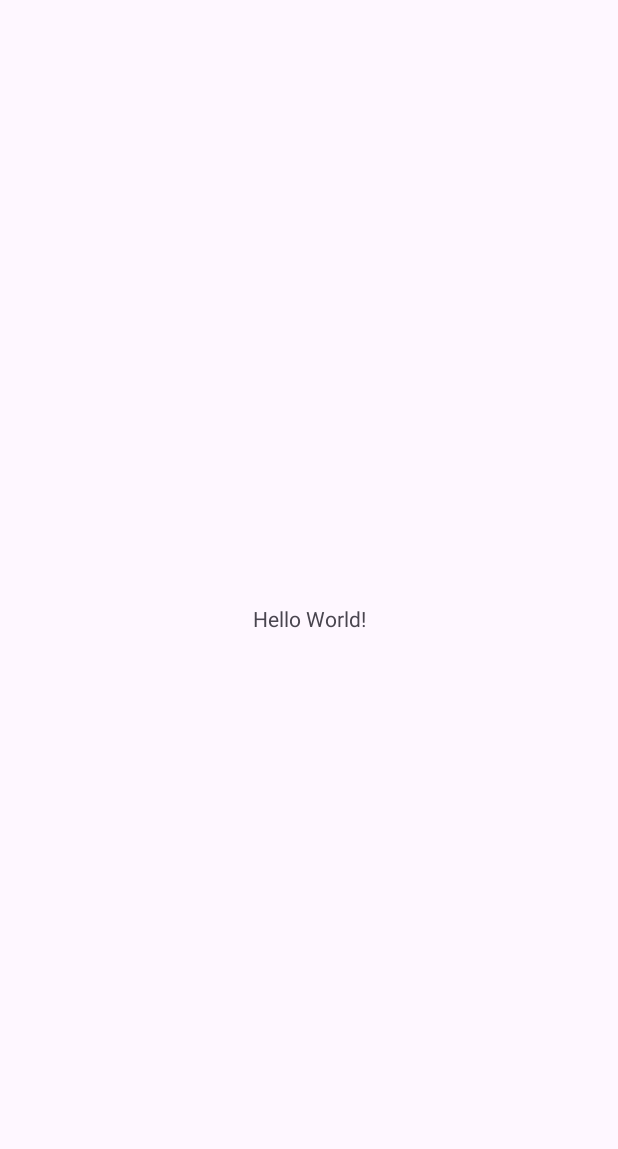
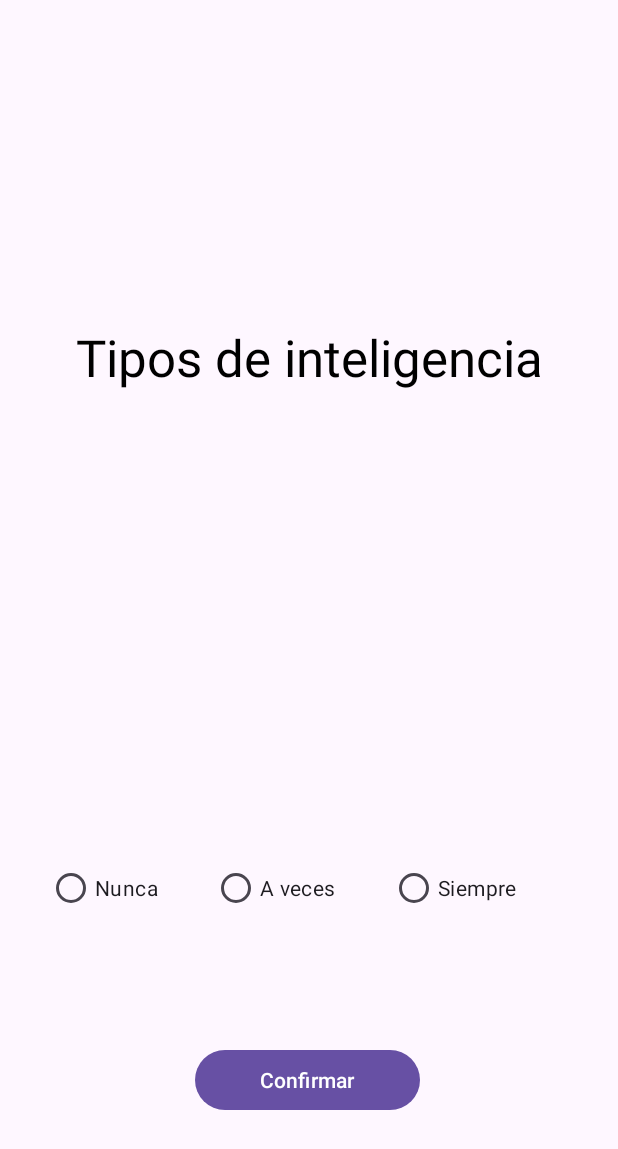
Before and after one commit to buraiang99/Test_Inteligencia, an Android app: the screen it shows after launch (MainActivity), on a phone screen of 412 x 824 dp. Before the commit the part shown is almost empty. Shown: the top 1149 px of the screen. Run offline under Robolectric (Android 15) with nearby library versions, the phone set to English and light mode, and no system bars.

Commit message:
Creacion del acitivity de preguntas

```diff
--- a/app/build.gradle
+++ b/app/build.gradle
@@ -30,6 +30,10 @@ android {
     kotlinOptions {
         jvmTarget = '1.8'
     }
+
+    viewBinding {
+        enabled = true
+    }
 }
 
 dependencies {
--- a/app/src/main/AndroidManifest.xml
+++ b/app/src/main/AndroidManifest.xml
@@ -13,6 +13,9 @@
         android:theme="@style/Theme.TestDeInteligencia"
         tools:targetApi="31">
         <activity
+            android:name=".Question"
+            android:exported="false" />
+        <activity
             android:name=".MainActivity"
             android:exported="true">
             <intent-filter>
--- /dev/null
+++ b/app/src/main/java/com/ucr/testdeinteligencia/Intelligence.kt
@@ -0,0 +1,13 @@
+package com.ucr.testdeinteligencia
+
+class Intelligence(name: String, question1: String, question2: String, question3: String) {
+
+    private val resultQ1 = 0
+    private val resultQ2 = 0
+    private val resultQ3 = 0
+
+    fun totalPoint(): Int {
+        return resultQ1 + resultQ2 + resultQ3
+    }
+
+}
--- a/app/src/main/java/com/ucr/testdeinteligencia/MainActivity.kt
+++ b/app/src/main/java/com/ucr/testdeinteligencia/MainActivity.kt
@@ -6,6 +6,6 @@ import android.os.Bundle
 class MainActivity : AppCompatActivity() {
     override fun onCreate(savedInstanceState: Bundle?) {
         super.onCreate(savedInstanceState)
-        setContentView(R.layout.activity_main)
+        setContentView(R.layout.activity_question)
     }
 }
--- /dev/null
+++ b/app/src/main/java/com/ucr/testdeinteligencia/Question.kt
@@ -0,0 +1,28 @@
+package com.ucr.testdeinteligencia
+
+import androidx.appcompat.app.AppCompatActivity
+import android.os.Bundle
+import android.util.Log
+import android.widget.Toast
+import com.ucr.testdeinteligencia.databinding.ActivityQuestionBinding
+import kotlin.math.log
+
+class Question : AppCompatActivity() {
+    override fun onCreate(savedInstanceState: Bundle?) {
+        super.onCreate(savedInstanceState)
+        val binding = ActivityQuestionBinding.inflate(layoutInflater)
+        setContentView(binding.root)
+
+
+        binding.buttonConfirm.setOnClickListener {
+            val message = "Click"
+            Toast.makeText(this, message, Toast.LENGTH_LONG).show()
+        }
+
+    }
+
+    override fun onDestroy() {
+        super.onDestroy()
+        Log.d("Question", "onDestroy")
+    }
+}
--- /dev/null
+++ b/app/src/main/res/layout/activity_question.xml
@@ -0,0 +1,78 @@
+<?xml version="1.0" encoding="utf-8"?>
+<androidx.constraintlayout.widget.ConstraintLayout xmlns:android="http://schemas.android.com/apk/res/android"
+    xmlns:app="http://schemas.android.com/apk/res-auto"
+    xmlns:tools="http://schemas.android.com/tools"
+    android:layout_width="match_parent"
+    android:layout_height="match_parent"
+    tools:context=".Question">
+
+    <LinearLayout
+        android:layout_width="347dp"
+        android:layout_height="137dp"
+        android:orientation="vertical"
+        app:layout_constraintBottom_toTopOf="@+id/radioGroup"
+        app:layout_constraintEnd_toEndOf="parent"
+        app:layout_constraintStart_toStartOf="parent"
+        app:layout_constraintTop_toTopOf="parent">
+
+        <TextView
+            android:id="@+id/textViewQuestion"
+            android:layout_width="match_parent"
+            android:layout_height="match_parent"
+            android:fontFamily="sans-serif"
+            android:text="Tipos de inteligencia"
+            android:textAlignment="center"
+            android:textAppearance="@style/Base.Theme.TestDeInteligencia"
+            android:textSize="34sp"
+            android:typeface="normal" />
+    </LinearLayout>
+
+    <RadioGroup
+        android:id="@+id/radioGroup"
+        android:layout_width="350dp"
+        android:layout_height="wrap_content"
+        android:layout_marginStart="50dp"
+        android:layout_marginEnd="50dp"
+        android:layout_marginBottom="80dp"
+        android:orientation="horizontal"
+        app:layout_constraintBottom_toTopOf="@+id/buttonConfirm"
+        app:layout_constraintEnd_toEndOf="parent"
+        app:layout_constraintStart_toStartOf="parent">
+
+        <RadioButton
+            android:id="@+id/radioButtonNever"
+            android:layout_width="wrap_content"
+            android:layout_height="wrap_content"
+            android:layout_weight="1"
+            android:text="Nunca" />
+
+        <RadioButton
+            android:id="@+id/radioButtonSometimes"
+            android:layout_width="wrap_content"
+            android:layout_height="wrap_content"
+            android:layout_weight="1"
+            android:text="A veces" />
+
+        <RadioButton
+            android:id="@+id/radioButtonAlways"
+            android:layout_width="wrap_content"
+            android:layout_height="wrap_content"
+            android:layout_weight="1"
+            android:text="Siempre" />
+
+    </RadioGroup>
+
+    <Button
+        android:id="@+id/buttonConfirm"
+        android:layout_width="150dp"
+        android:layout_height="wrap_content"
+        android:layout_marginStart="130dp"
+        android:layout_marginEnd="130dp"
+        android:layout_marginBottom="80dp"
+        android:text="Confirmar"
+        app:layout_constraintBottom_toBottomOf="parent"
+        app:layout_constraintEnd_toEndOf="parent"
+        app:layout_constraintHorizontal_bias="0.0"
+        app:layout_constraintStart_toStartOf="parent" />
+
+</androidx.constraintlayout.widget.ConstraintLayout>
```
